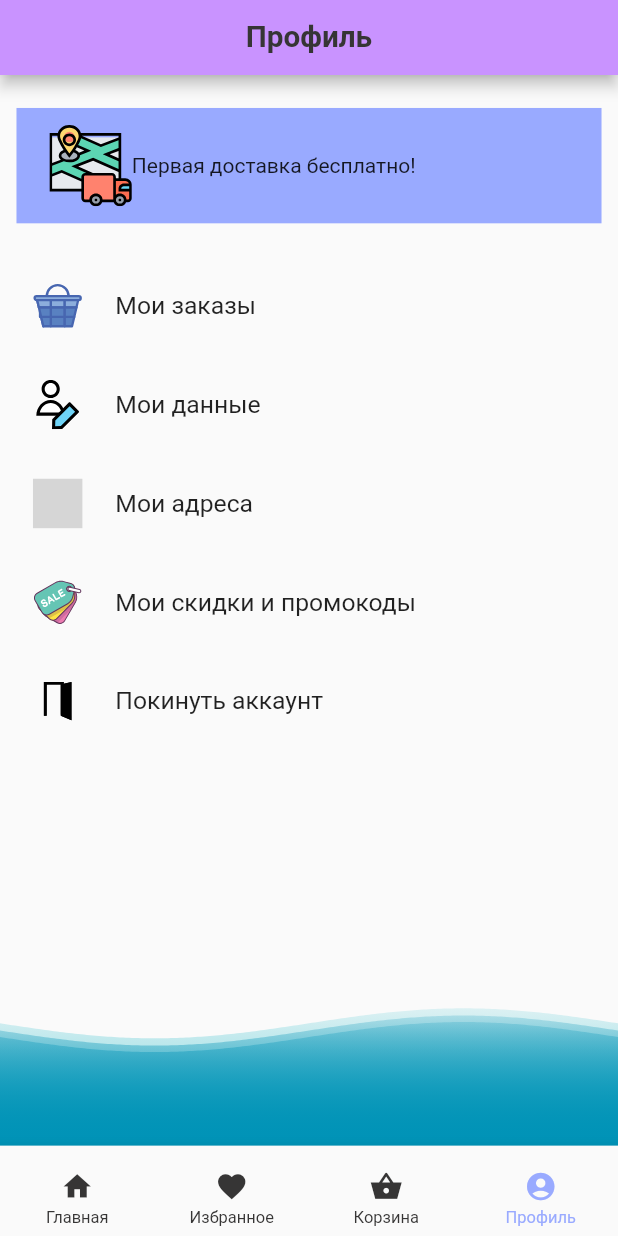
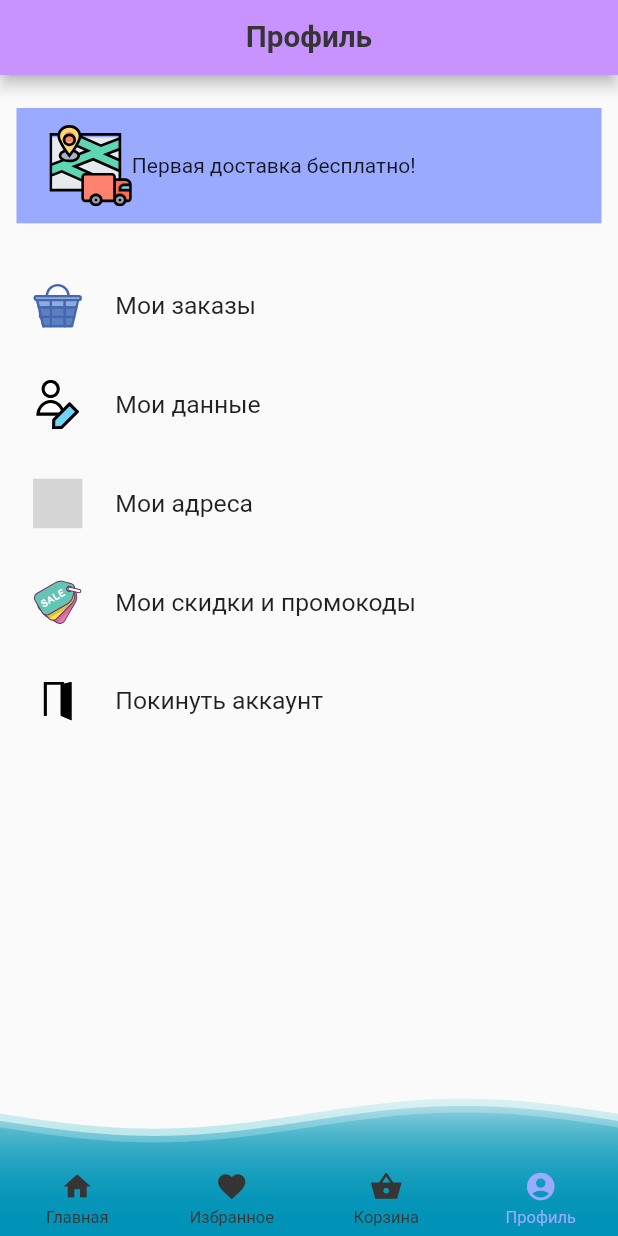
Before and after one commit to cup-of-Aygiz/bvt1901cats, a Flutter app: the RouterScreen screen opened directly, item 4 of the bottom bar chosen, on a phone screen of 412 x 824 dp. Run offline on Flutter 3.47's test engine with Material 2 defaults, Android fonts, the phone set to English and light mode, and no system bars; drawn by our look-alikes of wave; our stand-ins replace device_info_plus, device_preview, dio, fancy_shimmer_image, flutter_bloc, flutter_form_builder and 11 more; accounts and stored records are empty; grey boxes are pictures that could not be loaded.

Commit message:
рефакторинг

```diff
--- a/lib/features/router/presentation/screen/router_screen.dart
+++ b/lib/features/router/presentation/screen/router_screen.dart
@@ -15,6 +15,7 @@ class RouterScreen extends StatelessWidget {
         return !wasPop;
       },
       child: Scaffold(
+        extendBody: true,
         resizeToAvoidBottomInset: false,
         body: ValueListenableBuilder<int>(
             valueListenable: context.appRouter.currentTabNotifier,
@@ -37,7 +38,8 @@ class RouterScreen extends StatelessWidget {
                   context.appRouter.currentTabNotifier.value = index;
                 }
               },
-              // backgroundColor: colors.systemGrey,
+              elevation: 0,
+              backgroundColor: colors.transparent,
               type: BottomNavigationBarType.fixed,
               selectedItemColor: colors.blue,
               unselectedItemColor: colors.black,
```
Also changed, not shown: lib/features/home/presentation/screen/home_screen.dart (+23 -5 lines).
